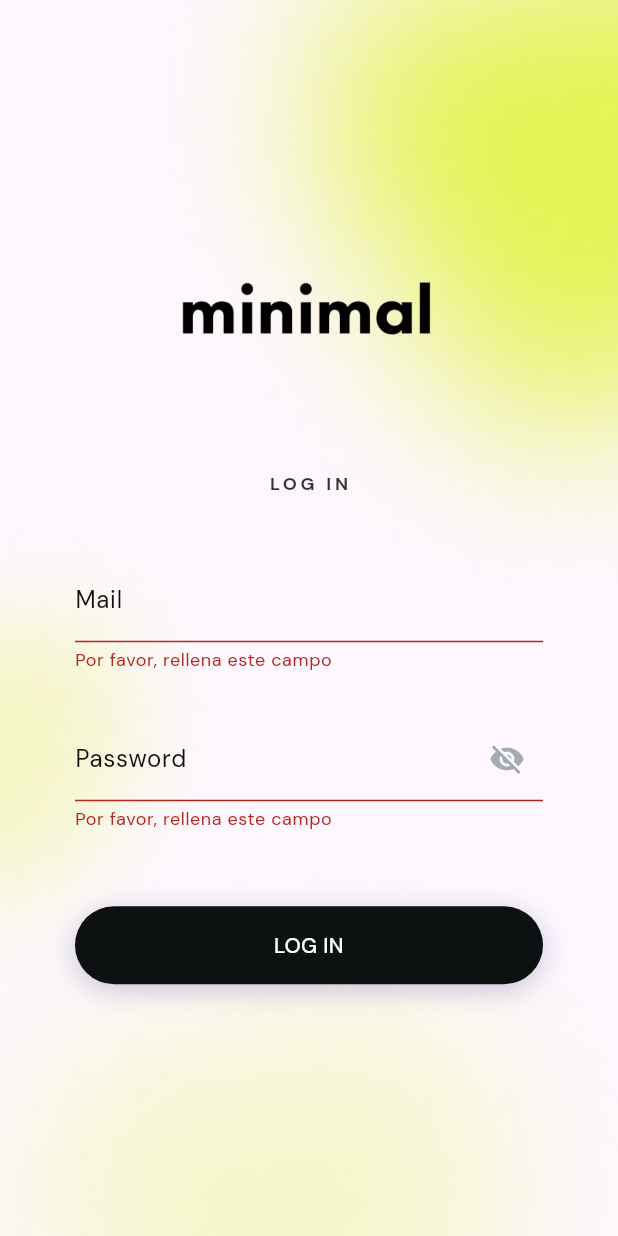
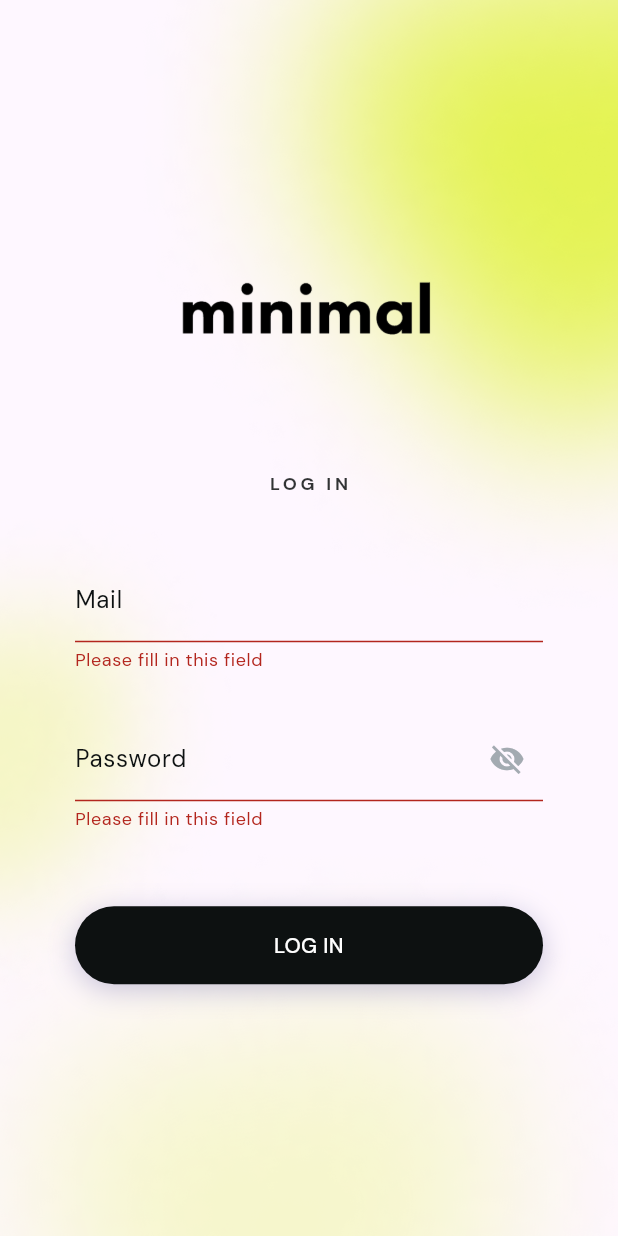
Before and after one commit to srios007/tots_test, a Flutter app: the screen it shows after launch, after a tap on "LOG IN", on a phone screen of 412 x 824 dp. Run offline on Flutter 3.47's test engine with Material 3 defaults, Android fonts, the phone set to English and light mode, and no system bars; our stand-ins replace cached_network_image, dio, flutter_dotenv, flutter_svg, get, get_storage and 5 more; missing offline and left inert: dio_cache_interceptor.

Commit message:
[ADD] search text field and button

```diff
--- a/lib/ui/common/palette.dart
+++ b/lib/ui/common/palette.dart
@@ -15,4 +15,5 @@ class Palette {
   static const greySearch = Color(0xFF76757D);
   static const greySubtitle = Color(0xFF434545);
   static const white = Color(0xFFFFFFFF);
+  static const shadow = Color(0x402D2C83);
 }
--- a/lib/widgets/buttons/custom_button.dart
+++ b/lib/widgets/buttons/custom_button.dart
@@ -49,10 +49,10 @@ class CustomButton extends StatelessWidget {
             decoration: BoxDecoration(
               color: color ?? Palette.black,
               borderRadius: BorderRadius.circular(borderRadius ?? 34),
-              boxShadow: const [
+              boxShadow: [
                 BoxShadow(
-                  color: Color.fromRGBO(45, 44, 131, 0.25),
-                  offset: Offset(0, 4),
+                  color: Palette.shadow.withOpacity(0.25),
+                  offset: const Offset(0, 4),
                   blurRadius: 15,
                 ),
               ],
--- a/lib/widgets/inputs/email_input.dart
+++ b/lib/widgets/inputs/email_input.dart
@@ -37,9 +37,9 @@ class EmailInput extends StatelessWidget {
         controller: textEditingController,
         validator: (String? _) {
           if (textEditingController.text.isEmpty) {
-            return 'Por favor, rellena este campo';
+            return 'Please fill in this field';
           } else if (!GetUtils.isEmail(textEditingController.text)) {
-            return 'Por favor, ingresa un email válido';
+            return 'Please enter a valid email address';
           } else {
             return null;
           }
--- a/lib/widgets/inputs/password_input.dart
+++ b/lib/widgets/inputs/password_input.dart
@@ -65,7 +65,7 @@ class PasswordInput extends StatelessWidget {
           validator: validator ??
               (String? _) {
                 if (textEditingController.text.isEmpty) {
-                  return 'Por favor, rellena este campo';
+                  return 'Please fill in this field';
                 } else {
                   return null;
                 }
--- a/lib/widgets/inputs/search_input.dart
+++ b/lib/widgets/inputs/search_input.dart
@@ -18,7 +18,7 @@ class SearchInput extends StatelessWidget {
   @override
   Widget build(BuildContext context) {
     return SizedBox(
-      width: Get.width * 0.6,
+      width: Get.width * 0.5,
       height: 38,
       child: TextFormField(
         controller: textEditingController,
```
Also changed, not shown: lib/ui/views/home/home_view.dart (+29 -11 lines).
